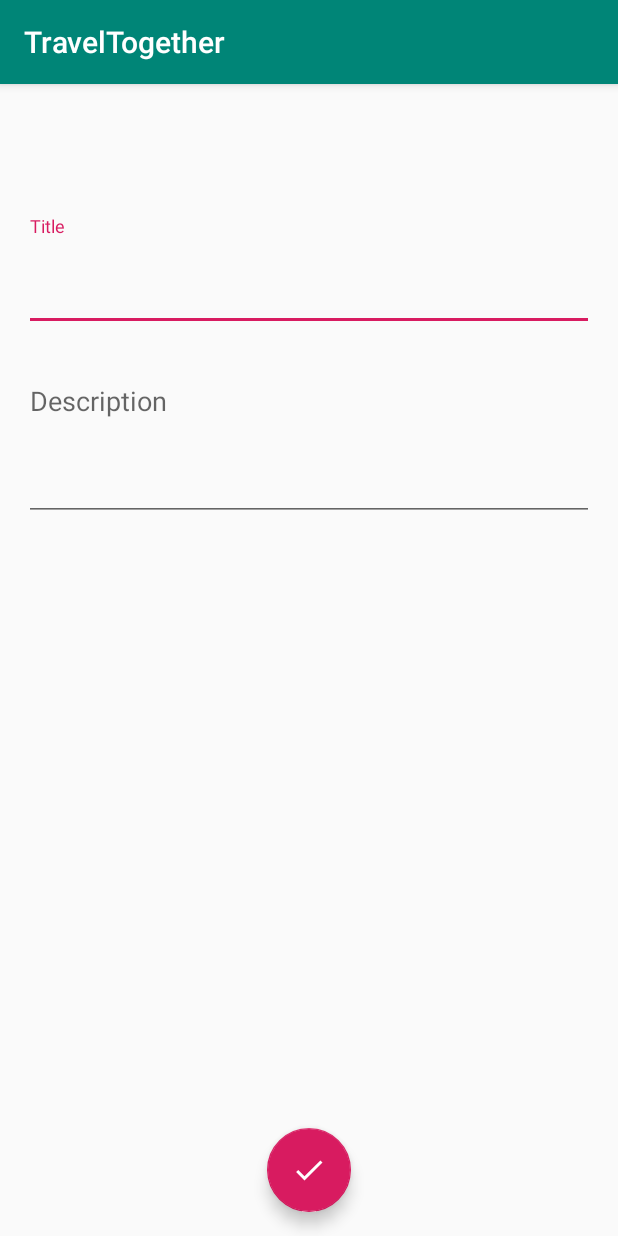
After one commit to bqhuyy/Travel-together, an Android app: the Note_AddNote_Activity screen opened directly, with no data from a screen before it, on a phone screen of 412 x 824 dp. The commit adds this screen. Run offline under Robolectric (Android 15) with nearby library versions, the phone set to English and light mode, and no system bars.

Commit message:
add activity_add_note.xml

```diff
--- a/app/src/main/AndroidManifest.xml
+++ b/app/src/main/AndroidManifest.xml
@@ -16,7 +16,8 @@
                 <category android:name="android.intent.category.LAUNCHER" />
             </intent-filter>
         </activity>
-        <activity android:name=".Note_MainActivity"></activity>
+        <activity android:name=".Note_Main_Activity"></activity>
+        <activity android:name=".Note_AddNote_Activity"></activity>
     </application>
 
 </manifest>
--- a/app/src/main/java/cs300/apcs04/traveltogether/MainActivity.java
+++ b/app/src/main/java/cs300/apcs04/traveltogether/MainActivity.java
@@ -18,7 +18,7 @@
         btn_Note.setOnClickListener(new View.OnClickListener() {
             @Override
             public void onClick(View v) {
-                Intent noteIntent = new Intent(MainActivity.this, Note_MainActivity.class );
+                Intent noteIntent = new Intent(MainActivity.this, Note_Main_Activity.class );
                 startActivity(noteIntent);
             }
         });
--- /dev/null
+++ b/app/src/main/java/cs300/apcs04/traveltogether/Note_AddNote_Activity.java
@@ -0,0 +1,13 @@
+package cs300.apcs04.traveltogether;
+
+import android.os.Bundle;
+import android.support.annotation.Nullable;
+import android.support.v7.app.AppCompatActivity;
+
+public class Note_AddNote_Activity extends AppCompatActivity {
+    @Override
+    protected void onCreate(@Nullable Bundle savedInstanceState) {
+        super.onCreate(savedInstanceState);
+        setContentView(R.layout.activity_add_note);
+    }
+}
--- a/app/src/main/java/cs300/apcs04/traveltogether/Note_MainActivity.java
+++ b/app/src/main/java/cs300/apcs04/traveltogether/Note_Main_Activity.java
@@ -4,7 +4,7 @@
 import android.support.annotation.Nullable;
 import android.support.v7.app.AppCompatActivity;
 
-public class Note_MainActivity extends AppCompatActivity {
+public class Note_Main_Activity extends AppCompatActivity {
 
     @Override
     protected void onCreate(@Nullable Bundle savedInstanceState) {
--- /dev/null
+++ b/app/src/main/res/layout/activity_add_note.xml
@@ -0,0 +1,66 @@
+<?xml version="1.0" encoding="utf-8"?>
+<FrameLayout xmlns:android="http://schemas.android.com/apk/res/android"
+    android:layout_width="match_parent"
+    android:layout_height="match_parent"
+    xmlns:tools="http://schemas.android.com/tools"
+    tools:context=".Note_AddNote_Activity">
+
+    <android.support.v7.widget.Toolbar
+        android:layout_width="match_parent"
+        android:layout_height="?attr/actionBarSize"
+        android:id="@+id/addnote_toolbar" />
+
+    <LinearLayout
+        android:layout_width="match_parent"
+        android:layout_height="wrap_content"
+        android:layout_marginTop="?attr/actionBarSize"
+        android:orientation="vertical"
+        android:padding="16dp">
+
+        <android.support.design.widget.TextInputLayout
+            android:layout_width="match_parent"
+            android:layout_height="wrap_content"
+            android:layout_marginTop="16dp">
+
+            <EditText
+                android:layout_width="match_parent"
+                android:layout_height="wrap_content"
+                android:id="@+id/addnote_title"
+                style="@style/TextAppearance.AppCompat.Display1"
+                android:hint="Title"
+                android:inputType="text"
+                android:maxLines="4"
+                android:textColor="@android:color/primary_text_light"/>
+
+        </android.support.design.widget.TextInputLayout>
+
+        <android.support.design.widget.TextInputLayout
+            android:layout_width="match_parent"
+            android:layout_height="wrap_content"
+            android:layout_marginTop="16dp">
+
+            <EditText
+                android:layout_width="match_parent"
+                android:layout_height="100dp"
+                android:id="@+id/addnote_desc"
+                android:gravity="top"
+                android:hint="Description"
+                android:inputType="textMultiLine"
+                android:maxLines="10"
+                android:singleLine="false"
+                android:textColor="@android:color/primary_text_light"/>
+
+        </android.support.design.widget.TextInputLayout>
+
+    </LinearLayout>
+
+    <android.support.design.widget.FloatingActionButton
+        android:layout_width="wrap_content"
+        android:layout_height="wrap_content"
+        android:id="@+id/addnote_fab"
+        android:layout_gravity="bottom|center"
+        android:layout_margin="16dp"
+        android:src="@drawable/ic_done_24dp"
+        android:tint="@android:color/white"/>
+
+</FrameLayout>
--- a/app/src/main/res/layout/activity_note_main.xml
+++ b/app/src/main/res/layout/activity_note_main.xml
@@ -4,7 +4,7 @@
     android:layout_height="match_parent"
     xmlns:app="http://schemas.android.com/apk/res-auto"
     xmlns:tools="http://schemas.android.com/tools"
-    tools:context=".Note_MainActivity"
+    tools:context=".Note_Main_Activity"
     android:fitsSystemWindows="true">
 
     <android.support.design.widget.AppBarLayout
```
